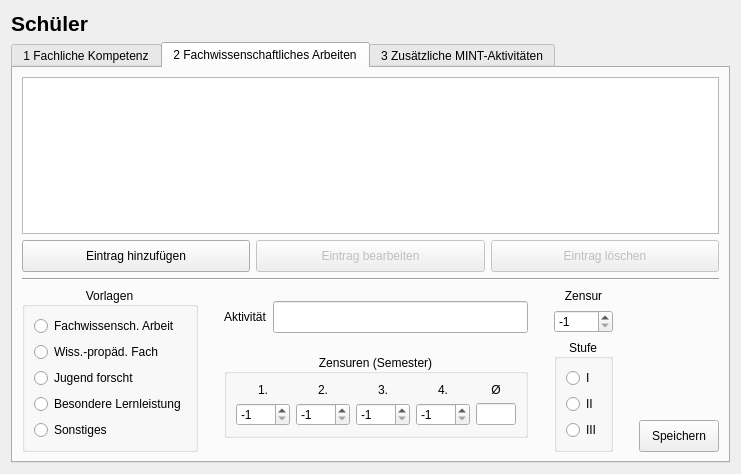
This is mint-manager/manageactivitiesdialog.ui in MCG-Dallgow/MINT-Manager as Qt 5 draws it before an edit. The edited form follows.
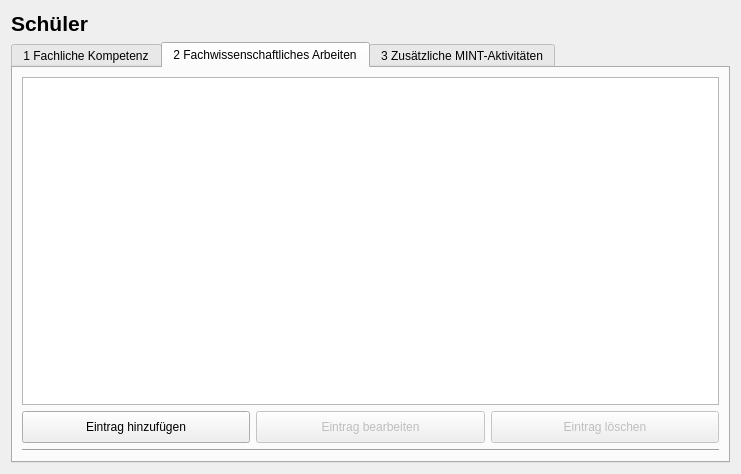
This is the edited form. The open tabs and pages were chosen to show the change.

Diff of the .ui file:
```diff
--- a/mint-manager/manageactivitiesdialog.ui
+++ b/mint-manager/manageactivitiesdialog.ui
@@ -1001,421 +1001,6 @@
            </property>
           </widget>
          </item>
-         <item>
-          <layout class="QHBoxLayout" name="tab2horizontalLayout_2">
-           <item>
-            <widget class="QGroupBox" name="tab2_gbTemplates">
-             <property name="title">
-              <string>Vorlagen</string>
-             </property>
-             <property name="alignment">
-              <set>Qt::AlignCenter</set>
-             </property>
-             <layout class="QVBoxLayout" name="verticalLayout_4">
-              <item>
-               <widget class="QRadioButton" name="tab2_rbFachwissArbeit">
-                <property name="text">
-                 <string>Fachwissensch. Arbeit</string>
-                </property>
-               </widget>
-              </item>
-              <item>
-               <widget class="QRadioButton" name="tab2_rbWissPropFach">
-                <property name="text">
-                 <string>Wiss.-propäd. Fach</string>
-                </property>
-               </widget>
-              </item>
-              <item>
-               <widget class="QRadioButton" name="tab2_rbJugendForscht">
-                <property name="text">
-                 <string>Jugend forscht</string>
-                </property>
-               </widget>
-              </item>
-              <item>
-               <widget class="QRadioButton" name="tab2_rbBesondereLernleistung">
-                <property name="text">
-                 <string>Besondere Lernleistung</string>
-                </property>
-               </widget>
-              </item>
-              <item>
-               <widget class="QRadioButton" name="tab2_rbSonstiges">
-                <property name="text">
-                 <string>Sonstiges</string>
-                </property>
-               </widget>
-              </item>
-             </layout>
-            </widget>
-           </item>
-           <item>
-            <spacer name="tab2_horizontalSpacer_1">
-             <property name="orientation">
-              <enum>Qt::Horizontal</enum>
-             </property>
-             <property name="sizeType">
-              <enum>QSizePolicy::Preferred</enum>
-             </property>
-             <property name="sizeHint" stdset="0">
-              <size>
-               <width>20</width>
-               <height>20</height>
-              </size>
-             </property>
-            </spacer>
-           </item>
-           <item>
-            <layout class="QVBoxLayout" name="tab2_verticalLayout_1">
-             <item>
-              <spacer name="tab2_verticalSpacer_2">
-               <property name="orientation">
-                <enum>Qt::Vertical</enum>
-               </property>
-               <property name="sizeType">
-                <enum>QSizePolicy::Expanding</enum>
-               </property>
-               <property name="sizeHint" stdset="0">
-                <size>
-                 <width>20</width>
-                 <height>20</height>
-                </size>
-               </property>
-              </spacer>
-             </item>
-             <item>
-              <layout class="QHBoxLayout" name="tab2_horizontalLayout_3">
-               <item>
-                <widget class="QLabel" name="tab2_lblActivity">
-                 <property name="text">
-                  <string>Aktivität</string>
-                 </property>
-                </widget>
-               </item>
-               <item>
-                <widget class="QLineEdit" name="tab2_leActivity">
-                 <property name="minimumSize">
-                  <size>
-                   <width>0</width>
-                   <height>32</height>
-                  </size>
-                 </property>
-                </widget>
-               </item>
-              </layout>
-             </item>
-             <item>
-              <spacer name="tab2_verticalSpacer_3">
-               <property name="orientation">
-                <enum>Qt::Vertical</enum>
-               </property>
-               <property name="sizeType">
-                <enum>QSizePolicy::Expanding</enum>
-               </property>
-               <property name="sizeHint" stdset="0">
-                <size>
-                 <width>20</width>
-                 <height>20</height>
-                </size>
-               </property>
-              </spacer>
-             </item>
-             <item>
-              <widget class="QGroupBox" name="tab2_gbGrades">
-               <property name="sizePolicy">
-                <sizepolicy hsizetype="Expanding" vsizetype="Preferred">
-                 <horstretch>0</horstretch>
-                 <verstretch>0</verstretch>
-                </sizepolicy>
-               </property>
-               <property name="title">
-                <string>Zensuren (Semester)</string>
-               </property>
-               <property name="alignment">
-                <set>Qt::AlignCenter</set>
-               </property>
-               <layout class="QVBoxLayout" name="verticalLayout_11">
-                <item>
-                 <layout class="QGridLayout" name="tab2_gridLayout_1">
-                  <item row="0" column="1">
-                   <widget class="QLabel" name="tab2_lblSubjectSemester2">
-                    <property name="text">
-                     <string>2.</string>
-                    </property>
-                    <property name="alignment">
-                     <set>Qt::AlignCenter</set>
-                    </property>
-                   </widget>
-                  </item>
-                  <item row="1" column="3">
-                   <widget class="QSpinBox" name="tab2_sbSubjectGrade4">
-                    <property name="minimum">
-                     <number>-1</number>
-                    </property>
-                    <property name="maximum">
-                     <number>15</number>
-                    </property>
-                    <property name="value">
-                     <number>-1</number>
-                    </property>
-                   </widget>
-                  </item>
-                  <item row="1" column="4">
-                   <widget class="QLineEdit" name="tab2_leSubjectAvg">
-                    <property name="sizePolicy">
-                     <sizepolicy hsizetype="Minimum" vsizetype="Fixed">
-                      <horstretch>0</horstretch>
-                      <verstretch>0</verstretch>
-                     </sizepolicy>
-                    </property>
-                    <property name="maximumSize">
-                     <size>
-                      <width>40</width>
-                      <height>16777215</height>
-                     </size>
-                    </property>
-                    <property name="focusPolicy">
-                     <enum>Qt::NoFocus</enum>
-                    </property>
-                   </widget>
-                  </item>
-                  <item row="0" column="0">
-                   <widget class="QLabel" name="tab2_lblSubjectSemester1">
-                    <property name="text">
-                     <string>1.</string>
-                    </property>
-                    <property name="alignment">
-                     <set>Qt::AlignCenter</set>
-                    </property>
-                   </widget>
-                  </item>
-                  <item row="0" column="3">
-                   <widget class="QLabel" name="tab2_lblSubjectSemester4">
-                    <property name="text">
-                     <string>4.</string>
-                    </property>
-                    <property name="alignment">
-                     <set>Qt::AlignCenter</set>
-                    </property>
-                   </widget>
-                  </item>
-                  <item row="1" column="2">
-                   <widget class="QSpinBox" name="tab2_sbSubjectGrade3">
-                    <property name="minimum">
-                     <number>-1</number>
-                    </property>
-                    <property name="maximum">
-                     <number>15</number>
-                    </property>
-                    <property name="value">
-                     <number>-1</number>
-                    </property>
-                   </widget>
-                  </item>
-                  <item row="0" column="4">
-                   <widget class="QLabel" name="tab2_lblSubjectAvg">
-                    <property name="sizePolicy">
-                     <sizepolicy hsizetype="Minimum" vsizetype="Preferred">
-                      <horstretch>0</horstretch>
-                      <verstretch>0</verstretch>
-                     </sizepolicy>
-                    </property>
-                    <property name="text">
-                     <string>Ø</string>
-                    </property>
-                    <property name="alignment">
-                     <set>Qt::AlignCenter</set>
-                    </property>
-                   </widget>
-                  </item>
-                  <item row="1" column="0">
-                   <widget class="QSpinBox" name="tab2_sbSubjectGrade1">
-                    <property name="minimum">
-                     <number>-1</number>
-                    </property>
-                    <property name="maximum">
-                     <number>15</number>
-                    </property>
-                    <property name="value">
-                     <number>-1</number>
-                    </property>
-                   </widget>
-                  </item>
-                  <item row="1" column="1">
-                   <widget class="QSpinBox" name="tab2_sbSubjectGrade2">
-                    <property name="minimum">
-                     <number>-1</number>
-                    </property>
-                    <property name="maximum">
-                     <number>15</number>
-                    </property>
-                    <property name="value">
-                     <number>-1</number>
-                    </property>
-                   </widget>
-                  </item>
-                  <item row="0" column="2">
-                   <widget class="QLabel" name="tab2_lblSubjectSemester3">
-                    <property name="text">
-                     <string>3.</string>
-                    </property>
-                    <property name="alignment">
-                     <set>Qt::AlignCenter</set>
-                    </property>
-                   </widget>
-                  </item>
-                 </layout>
-                </item>
-               </layout>
-              </widget>
-             </item>
-             <item>
-              <spacer name="tab2_verticalSpacer_1">
-               <property name="orientation">
-                <enum>Qt::Vertical</enum>
-               </property>
-               <property name="sizeType">
-                <enum>QSizePolicy::Expanding</enum>
-               </property>
-               <property name="sizeHint" stdset="0">
-                <size>
-                 <width>20</width>
-                 <height>20</height>
-                </size>
-               </property>
-              </spacer>
-             </item>
-            </layout>
-           </item>
-           <item>
-            <spacer name="tab2_horizontalSpacer_2">
-             <property name="orientation">
-              <enum>Qt::Horizontal</enum>
-             </property>
-             <property name="sizeType">
-              <enum>QSizePolicy::Preferred</enum>
-             </property>
-             <property name="sizeHint" stdset="0">
-              <size>
-               <width>20</width>
-               <height>20</height>
-              </size>
-             </property>
-            </spacer>
-           </item>
-           <item>
-            <layout class="QVBoxLayout" name="tab2_verticalLayout_2">
-             <item>
-              <layout class="QVBoxLayout" name="tab2_verticalLayout_4">
-               <item>
-                <widget class="QLabel" name="tab2_lblGrade">
-                 <property name="text">
-                  <string>Zensur</string>
-                 </property>
-                 <property name="alignment">
-                  <set>Qt::AlignCenter</set>
-                 </property>
-                </widget>
-               </item>
-               <item>
-                <widget class="QSpinBox" name="tab2_sbGrade">
-                 <property name="minimum">
-                  <number>-1</number>
-                 </property>
-                 <property name="maximum">
-                  <number>15</number>
-                 </property>
-                 <property name="value">
-                  <number>-1</number>
-                 </property>
-                </widget>
-               </item>
-              </layout>
-             </item>
-             <item>
-              <widget class="QGroupBox" name="tab2_gb_Level">
-               <property name="title">
-                <string>Stufe</string>
-               </property>
-               <property name="alignment">
-                <set>Qt::AlignCenter</set>
-               </property>
-               <layout class="QVBoxLayout" name="verticalLayout_6">
-                <item>
-                 <widget class="QRadioButton" name="tab2_rbLevel1">
-                  <property name="text">
-                   <string>I</string>
-                  </property>
-                 </widget>
-                </item>
-                <item>
-                 <widget class="QRadioButton" name="tab2_rbLevel2">
-                  <property name="text">
-                   <string>II</string>
-                  </property>
-                 </widget>
-                </item>
-                <item>
-                 <widget class="QRadioButton" name="tab2_rbLevel3">
-                  <property name="text">
-                   <string>III</string>
-                  </property>
-                 </widget>
-                </item>
-               </layout>
-              </widget>
-             </item>
-            </layout>
-           </item>
-           <item>
-            <spacer name="tab2_horizontalSpacer_3">
-             <property name="orientation">
-              <enum>Qt::Horizontal</enum>
-             </property>
-             <property name="sizeType">
-              <enum>QSizePolicy::Preferred</enum>
-             </property>
-             <property name="sizeHint" stdset="0">
-              <size>
-               <width>20</width>
-               <height>20</height>
-              </size>
-             </property>
-            </spacer>
-           </item>
-           <item>
-            <layout class="QVBoxLayout" name="tab2_verticalLayout_3">
-             <item>
-              <spacer name="tab2_verticalSpacer_4">
-               <property name="orientation">
-                <enum>Qt::Vertical</enum>
-               </property>
-               <property name="sizeHint" stdset="0">
-                <size>
-                 <width>20</width>
-                 <height>40</height>
-                </size>
-               </property>
-              </spacer>
-             </item>
-             <item>
-              <widget class="QPushButton" name="tab2_btnSave">
-               <property name="minimumSize">
-                <size>
-                 <width>0</width>
-                 <height>32</height>
-                </size>
-               </property>
-               <property name="text">
-                <string>Speichern</string>
-               </property>
-              </widget>
-             </item>
-            </layout>
-           </item>
-          </layout>
-         </item>
         </layout>
        </widget>
        <widget class="QWidget" name="tab3AdditionalActivities">
```
Left out of the diff: 17 changed lines with no effect on the pictures.
